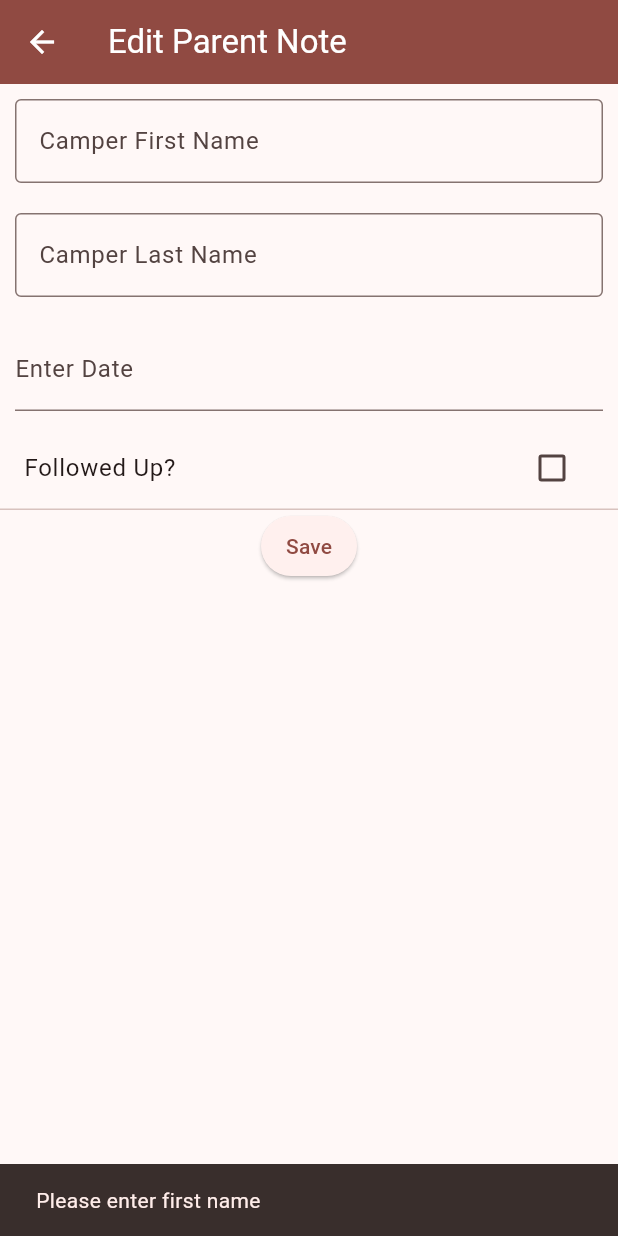
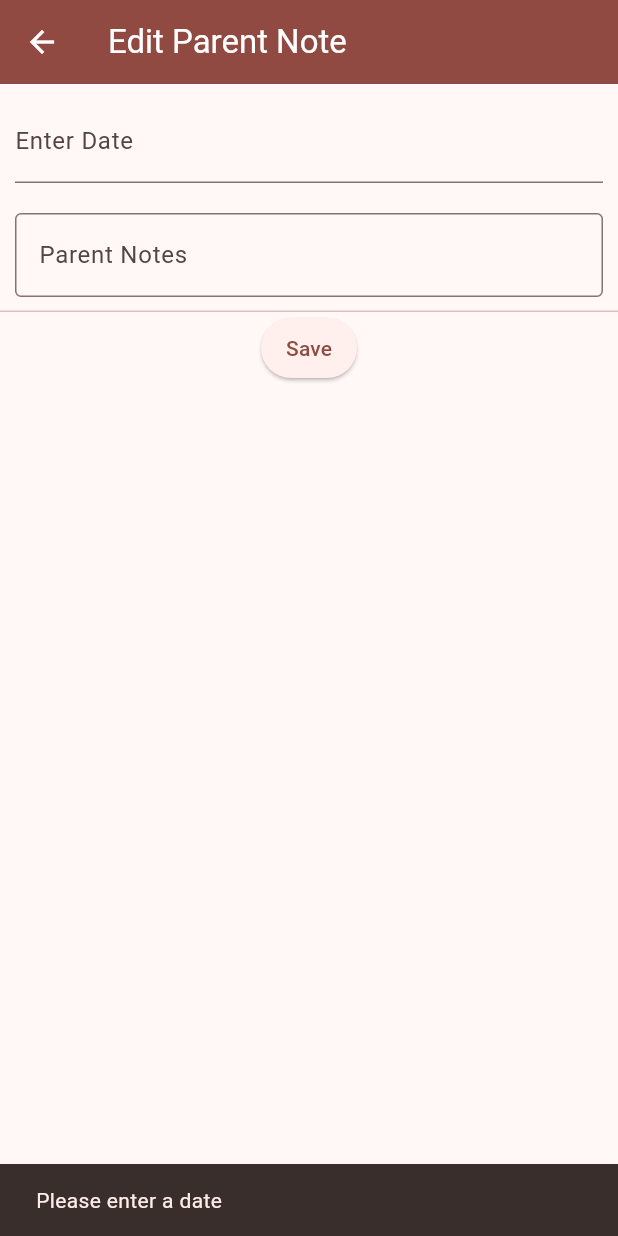
Before and after one commit to StealthHydra179/markham_recreation_app, a Flutter app: the EditParentNote screen opened directly with empty values, after a tap on "Save", on a phone screen of 412 x 824 dp. Run offline on Flutter 3.47's test engine with Material 3 defaults, Android fonts, the phone set to English and light mode, and no system bars; drawn by our look-alikes of date_field; network calls fail; statements that could not run were skipped.

Commit message:
Fixing the bugs

```diff
--- a/frontend/markham_recreation_app/lib/drawer.dart
+++ b/frontend/markham_recreation_app/lib/drawer.dart
@@ -1,6 +1,7 @@
 import 'package:flutter/material.dart';
 import 'package:markham_recreation_app/globals.dart';
 import 'package:markham_recreation_app/main.dart';
+import 'package:markham_recreation_app/pages/fetch_parent_notes/fetch_parent_notes.dart';
 
 import 'package:markham_recreation_app/pages/weekly_checklist.dart';
 import 'package:markham_recreation_app/pages/fetch_absences/fetch_absences.dart';
@@ -132,7 +133,10 @@ Drawer drawer(BuildContext context) {
           ),
           title: const Text('Parent Comments/Concerns'),
           onTap: () {
-            Navigator.pop(context);
+            Navigator.push(
+              context,
+              MaterialPageRoute(builder: (context) => const FetchParentNotes()),
+            );
           },
         ),
         ListTile(
--- a/frontend/markham_recreation_app/lib/pages/fetch_parent_notes/edit_parent_notes.dart
+++ b/frontend/markham_recreation_app/lib/pages/fetch_parent_notes/edit_parent_notes.dart
@@ -25,8 +25,6 @@ class _EditParentNoteState extends State<EditParentNote> {
   bool followedUp = false;
   DateTime? selectedDate;
 
-  final TextEditingController _firstNameController = TextEditingController();
-  final TextEditingController _lastNameController = TextEditingController();
   final TextEditingController _notesController = TextEditingController();
 
   // Initialize the text fields with the parent note's data
@@ -50,30 +48,6 @@ class _EditParentNoteState extends State<EditParentNote> {
           Container(
             margin: const EdgeInsets.all(10),
             child: SizedBox(
-              child: TextField(
-                controller: _firstNameController,
-                decoration: const InputDecoration(
-                  border: OutlineInputBorder(),
-                  labelText: 'Camper First Name',
-                ),
-              ),
-            ),
-          ),
-          Container(
-            margin: const EdgeInsets.all(10),
-            child: SizedBox(
-              child: TextField(
-                controller: _lastNameController,
-                decoration: const InputDecoration(
-                  border: OutlineInputBorder(),
-                  labelText: 'Camper Last Name',
-                ),
-              ),
-            ),
-          ),
-          Container(
-            margin: const EdgeInsets.all(10),
-            child: SizedBox(
               child: DateTimeFormField(
                 decoration: const InputDecoration(
                   labelText: 'Enter Date',
@@ -90,16 +64,6 @@ class _EditParentNoteState extends State<EditParentNote> {
               ),
             ),
           ),
-          CheckboxListTile(
-            value: followedUp,
-            onChanged: (bool? value) {
-              setState(() {
-                followedUp = value!;
-              });
-            },
-            title: const Text('Followed Up?'),
-          ),
-          if (followedUp)
           Container(
             margin: const EdgeInsets.all(10),
             child: SizedBox(
@@ -107,7 +71,7 @@ class _EditParentNoteState extends State<EditParentNote> {
                 controller: _notesController,
                 decoration: const InputDecoration(
                   border: OutlineInputBorder(),
-                    labelText: 'Reason',
+                  labelText: 'Parent Notes',
                 ),
               ),
             ),
@@ -118,25 +82,6 @@ class _EditParentNoteState extends State<EditParentNote> {
               padding: const EdgeInsets.all(10),
             ),
             onPressed: () {
-              if (_firstNameController.text.isEmpty) {
-                ScaffoldMessenger.of(context).showSnackBar(
-                  const SnackBar(
-                    content: Text('Please enter first name'),
-                    duration: Duration(seconds: 3),
-                  ),
-                );
-                return;
-              }
-
-              if (_lastNameController.text.isEmpty) {
-                ScaffoldMessenger.of(context).showSnackBar(
-                  const SnackBar(
-                    content: Text('Please enter last name'),
-                    duration: Duration(seconds: 3),
-                  ),
-                );
-                return;
-              }
 
               if (selectedDate == null) {
                 ScaffoldMessenger.of(context).showSnackBar(
@@ -151,7 +96,7 @@ class _EditParentNoteState extends State<EditParentNote> {
               if (followedUp && _notesController.text.isEmpty) {
                 ScaffoldMessenger.of(context).showSnackBar(
                   const SnackBar(
-                    content: Text('Please enter a reason'),
+                    content: Text('Please enter a note'),
                     duration: Duration(seconds: 3),
                   ),
                 );
@@ -162,7 +107,7 @@ class _EditParentNoteState extends State<EditParentNote> {
 
               // Send the checklist to the server
               Future<http.Response> response = http.post(
-                Uri.parse('${globals.serverUrl}/api/edit_parent_note/${globals.camp_id}'),
+                Uri.parse('${globals.serverUrl}/api/edit_parent_notes/${globals.camp_id}'),
                 headers: <String, String>{
                   'Content-Type': 'application/json; charset=UTF-8',
                 },
--- a/frontend/markham_recreation_app/lib/pages/fetch_parent_notes/fetch_parent_notes.dart
+++ b/frontend/markham_recreation_app/lib/pages/fetch_parent_notes/fetch_parent_notes.dart
@@ -131,7 +131,7 @@ class _FetchParentNotesState extends State<FetchParentNotes> {
                     itemBuilder: (context, index) {
                       // For each parent note, display the camper name, date, and a chevron icon
                       return ListTile(
-                        title: Text("${snapshot.data![index].parentNoteDate}"),
+                        title: Text("${snapshot.data![index].parentNote}"),
                         trailing: const Icon(Icons.chevron_right),
 
                         onTap: () {
--- a/frontend/markham_recreation_app/lib/pages/fetch_parent_notes/parent_notes_details.dart
+++ b/frontend/markham_recreation_app/lib/pages/fetch_parent_notes/parent_notes_details.dart
@@ -40,7 +40,7 @@ class ParentNoteDetails extends StatelessWidget {
             onPressed: () {
               Navigator.push(
                 context,
-                MaterialPageRoute(builder: (context) => EditParentNote(parentNote: ParentNote)),
+                MaterialPageRoute(builder: (context) => EditParentNote(parentNote: parentNote)),
               );
             },
           ),
@@ -50,12 +50,12 @@ class ParentNoteDetails extends StatelessWidget {
             onPressed: () {
               // Send a request to the server to delete the parent note
               Future<http.Response> response = http.post(
-                Uri.parse('${globals.serverUrl}/api/delete_parent_note/${globals.camp_id}'),
+                Uri.parse('${globals.serverUrl}/api/delete_parent_notes/${globals.camp_id}'),
                 headers: <String, String>{
                   'Content-Type': 'application/json; charset=UTF-8',
                 },
                 body: jsonEncode(<String, String>{
-                  'parentnote_id': parentNote.parentNoteId.toString(),
+                  'parent_note_id': parentNote.parentNoteId.toString(),
                 }),
               );
 
--- a/frontend/markham_recreation_app/lib/pages/new_parent_note.dart
+++ b/frontend/markham_recreation_app/lib/pages/new_parent_note.dart
@@ -32,7 +32,7 @@ class _NewParentNoteState extends State<NewParentNote> {
         backgroundColor: Theme.of(context).colorScheme.primary,
 
         title: const Text(
-          'New Absence',
+          'New Parent Note',
           style: TextStyle(color: globals.secondaryColor)
         ),
         iconTheme: const IconThemeData(color: globals.secondaryColor),
@@ -56,10 +56,20 @@ class _NewParentNoteState extends State<NewParentNote> {
               ),
             ),
           ),
-
+          Container(
+            margin: const EdgeInsets.all(10),
+            child: SizedBox(
+              child: TextField(
+                controller: _notesController,
+                decoration: const InputDecoration(
+                  border: OutlineInputBorder(),
+                  labelText: 'Parent Notes',
+                ),
+              ),
+            ),
+          ),
 
           const Divider(height: 0),
-
           ElevatedButton(
             style: ElevatedButton.styleFrom(
               padding: const EdgeInsets.all(10),
@@ -89,7 +99,7 @@ class _NewParentNoteState extends State<NewParentNote> {
 
               // Send the checklist to the server
               Future<http.Response> response = http.post(
-                Uri.parse('${globals.serverUrl}/api/new_absence/${globals.camp_id}'),//+globals.camp_id.toString()
+                Uri.parse('${globals.serverUrl}/api/new_parent_notes/${globals.camp_id}'),//+globals.camp_id.toString()
                 headers: <String, String>{
                   'Content-Type': 'application/json; charset=UTF-8',
                 },
```
Also changed, not shown: frontend/markham_recreation_app/lib/pages/fetch_parent_notes/parent_notes.dart (+5 -5 lines), 3 other files. Lines whose indentation alone changed are shown as unchanged.
